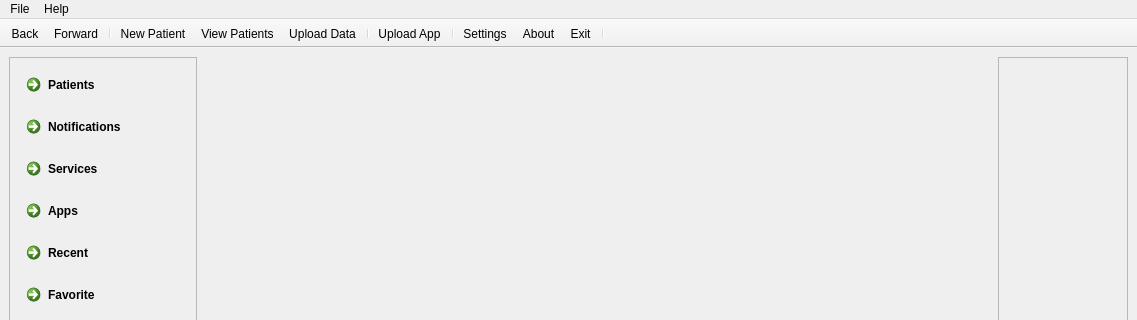
The window that ui/mainwindow.ui (creativepsyco/panex-client) describes before a commit, drawn with Qt 5; both pictures show x 0 to 1137 and y 0 to 320 of the 1137 by 668 pixel window.
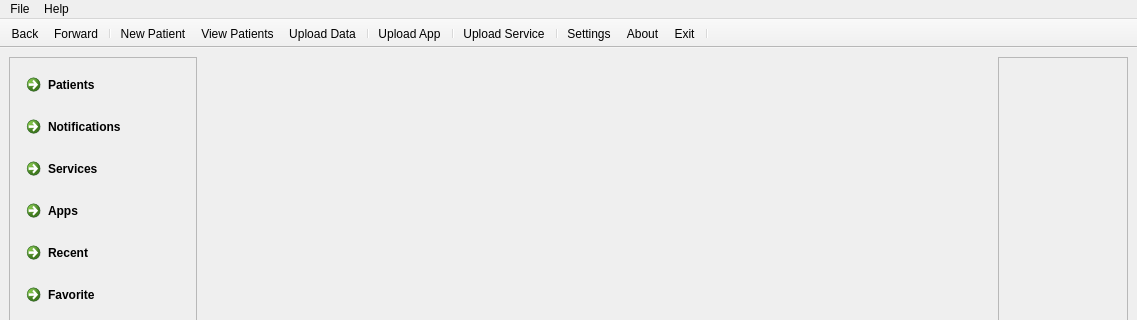
The same window after the commit. Icons and pictures are not drawn.

Commit message: Upload App Service Integration

```diff
--- a/ui/mainwindow.ui
+++ b/ui/mainwindow.ui
@@ -228,6 +228,8 @@
    <addaction name="separator"/>
    <addaction name="actionUpload_App"/>
    <addaction name="separator"/>
+   <addaction name="actionUpload_Service"/>
+   <addaction name="separator"/>
    <addaction name="actionSettings"/>
    <addaction name="actionAbout"/>
    <addaction name="actionExit"/>
@@ -363,6 +365,18 @@
     <string>Upload App</string>
    </property>
   </action>
+  <action name="actionUpload_Service">
+   <property name="icon">
+    <iconset resource="../res/panexres.qrc">
+     <normaloff>:/icons/Button_Up.png</normaloff>:/icons/Button_Up.png</iconset>
+   </property>
+   <property name="text">
+    <string>Upload Service</string>
+   </property>
+   <property name="toolTip">
+    <string>Upload a Service</string>
+   </property>
+  </action>
  </widget>
  <resources>
   <include location="../res/panexres.qrc"/>
```
The commit also changes 8 other files.
